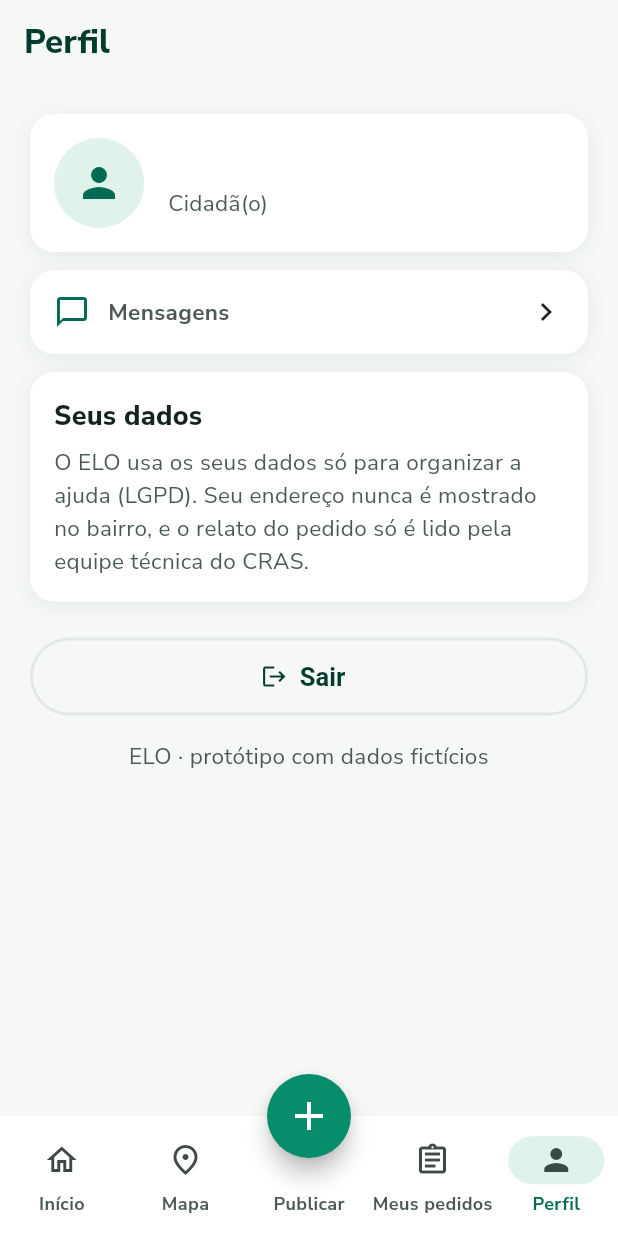
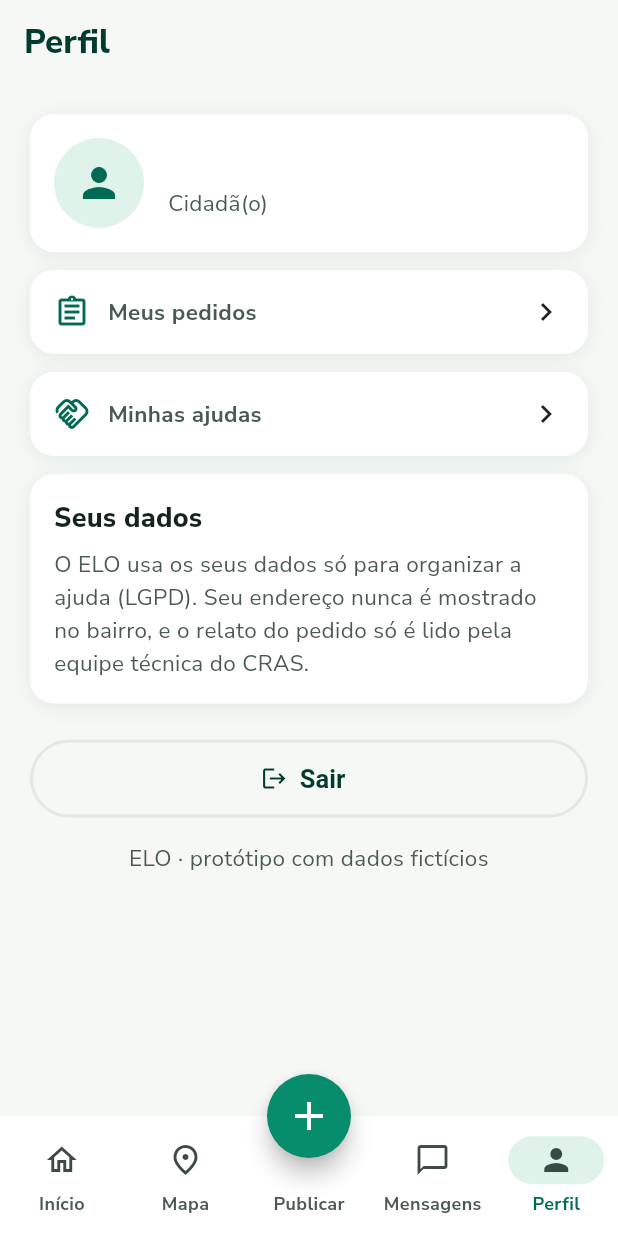
Before and after one commit to gugow06/elo, a Flutter app: the Shell screen opened directly, item 5 of the bottom bar chosen, on a phone screen of 412 x 824 dp. Run offline on Flutter 3.47's test engine with Material 3 defaults, Android fonts, the phone set to English and light mode, and no system bars; our stand-ins replace google_fonts, material_ui, shared_preferences; accounts and stored records are empty; network calls fail.

Commit message:
feat(app): todos publicam e oferecem ajuda; Mensagens na barra
- Qualquer usuário do app (cidadão ou voluntário) publica pedido de
  ajuda e assume pedidos do mural; ninguém assume o próprio pedido e o
  próprio pedido não aparece no mural de quem pediu
- Barra inferior: "Mensagens" no lugar de "Meus pedidos/Minhas ajudas"
- Perfil: atalhos para "Meus pedidos" e "Minhas ajudas"
- Mensagens com puxar para atualizar

```diff
--- a/area3-mvp-iot/app/lib/telas/acompanhar.dart
+++ b/area3-mvp-iot/app/lib/telas/acompanhar.dart
@@ -4,17 +4,19 @@ import '../api.dart';
 import '../tema.dart';
 import '../widgets/comum.dart';
 
-/// Cidadão: "Meus pedidos" com status em linguagem simples e confirmação de retirada.
-/// Voluntário: "Minhas ajudas" com o desfecho ("Sua ajuda chegou", P6).
+/// "Meus pedidos": status em linguagem simples e confirmação de retirada.
+/// "Minhas ajudas" ([ajudas]): pedidos que a pessoa assumiu, com o desfecho ("Sua ajuda chegou", P6).
+/// Os dois ficam no Perfil e valem para qualquer usuário.
 class Acompanhar extends StatefulWidget {
-  const Acompanhar({super.key});
+  const Acompanhar({super.key, required this.ajudas});
+  final bool ajudas;
   @override
   State<Acompanhar> createState() => _AcompanharState();
 }
 
 class _AcompanharState extends State<Acompanhar> {
   late Future<List<dynamic>> _itens;
-  bool get _voluntario => Api.i.usuario!.voluntario;
+  bool get _voluntario => widget.ajudas;
 
   @override
   void initState() {
--- a/area3-mvp-iot/app/lib/telas/inicio.dart
+++ b/area3-mvp-iot/app/lib/telas/inicio.dart
@@ -92,7 +92,7 @@ class _InicioState extends State<Inicio> {
             childAspectRatio: 1.35,
             children: [
               _Atalho(rotulo: 'Pedir ajuda', icone: Icons.favorite, cor: EloCores.pedido, fundo: EloCores.pedidoClaro,
-                  onTap: u.voluntario ? () => avisar(context, 'Entre com uma conta de cidadão para pedir ajuda.') : widget.aoPedirAjuda),
+                  onTap: widget.aoPedirAjuda),
               _Atalho(rotulo: 'Oferecer ajuda', icone: Icons.handshake, cor: EloCores.voluntario, fundo: EloCores.voluntarioClaro, onTap: widget.aoAbrirMapa),
               _Atalho(rotulo: 'Serviços públicos', icone: Icons.account_balance, cor: EloCores.servico, fundo: EloCores.servicoClaro, onTap: widget.aoAbrirMapa),
               _Atalho(rotulo: 'Oportunidades de emprego e cursos', icone: Icons.work, cor: EloCores.oportunidade, fundo: EloCores.oportunidadeClaro,
--- a/area3-mvp-iot/app/lib/telas/pedido_detalhe.dart
+++ b/area3-mvp-iot/app/lib/telas/pedido_detalhe.dart
@@ -18,10 +18,6 @@ class _PedidoDetalheState extends State<PedidoDetalhe> {
   Map<String, dynamic>? _assumido;
 
   Future<void> _quero() async {
-    if (!Api.i.usuario!.voluntario) {
-      avisar(context, 'Para ajudar, entre com uma conta de voluntário.');
-      return;
-    }
     setState(() => _enviando = true);
     try {
       final r = await Api.i.quero(widget.pedido['id']);
--- a/area3-mvp-iot/app/lib/telas/perfil.dart
+++ b/area3-mvp-iot/app/lib/telas/perfil.dart
@@ -4,7 +4,7 @@ import '../api.dart';
 import '../tema.dart';
 import '../widgets/comum.dart';
 import 'boas_vindas.dart';
-import 'shell.dart';
+import 'acompanhar.dart';
 
 class Perfil extends StatelessWidget {
   const Perfil({super.key});
@@ -29,11 +29,9 @@ class Perfil extends StatelessWidget {
           ]),
         ),
         const SizedBox(height: 12),
-        Cartao(
-          onTap: () => abrirNotificacoes(context),
-          rotulo: 'Mensagens',
-          child: const Row(children: [Icon(Icons.chat_bubble_outline, color: EloCores.brand700), SizedBox(width: 12), Expanded(child: Text('Mensagens', style: TextStyle(fontWeight: FontWeight.w700))), Icon(Icons.chevron_right)]),
-        ),
+        _Atalho(icone: Icons.assignment_outlined, rotulo: 'Meus pedidos', tela: const Acompanhar(ajudas: false)),
+        const SizedBox(height: 12),
+        _Atalho(icone: Icons.handshake_outlined, rotulo: 'Minhas ajudas', tela: const Acompanhar(ajudas: true)),
         const SizedBox(height: 12),
         Cartao(
           child: Column(crossAxisAlignment: CrossAxisAlignment.start, children: [
@@ -62,3 +60,21 @@ class Perfil extends StatelessWidget {
     );
   }
 }
+
+class _Atalho extends StatelessWidget {
+  const _Atalho({required this.icone, required this.rotulo, required this.tela});
+  final IconData icone;
+  final String rotulo;
+  final Widget tela;
+  @override
+  Widget build(BuildContext context) => Cartao(
+        onTap: () => Navigator.of(context).push(MaterialPageRoute(builder: (_) => tela)),
+        rotulo: rotulo,
+        child: Row(children: [
+          Icon(icone, color: EloCores.brand700),
+          const SizedBox(width: 12),
+          Expanded(child: Text(rotulo, style: const TextStyle(fontWeight: FontWeight.w700))),
+          const Icon(Icons.chevron_right),
+        ]),
+      );
+}
--- a/area3-mvp-iot/app/lib/telas/shell.dart
+++ b/area3-mvp-iot/app/lib/telas/shell.dart
@@ -1,6 +1,5 @@
 import 'package:material_ui/material_ui.dart';
 
-import '../api.dart';
 import '../tema.dart';
 import 'acompanhar.dart';
 import 'inicio.dart';
@@ -21,14 +20,11 @@ class _ShellState extends State<Shell> {
 
   void _irPara(int aba) => setState(() => _aba = aba);
 
+  /// Qualquer usuário publica um pedido de ajuda; depois acompanha em Perfil > Meus pedidos.
   Future<void> _publicar() async {
-    final u = Api.i.usuario!;
-    if (u.voluntario) {
-      _irPara(1); // voluntário "publica" ajudando: abre o mapa/mural
-      return;
-    }
-    final criado = await Navigator.of(context).push<bool>(MaterialPageRoute(builder: (_) => const PedirAjuda()));
-    if (criado == true) _irPara(3);
+    final nav = Navigator.of(context);
+    final criado = await nav.push<bool>(MaterialPageRoute(builder: (_) => const PedirAjuda()));
+    if (criado == true && mounted) nav.push(MaterialPageRoute(builder: (_) => const Acompanhar(ajudas: false)));
   }
 
   @override
@@ -37,7 +33,7 @@ class _ShellState extends State<Shell> {
       Inicio(aoPedirAjuda: _publicar, aoAbrirMapa: () => _irPara(1)),
       const MapaRede(),
       const SizedBox.shrink(),
-      const Acompanhar(),
+      const Notificacoes(),
       const Perfil(),
     ];
     return Scaffold(
@@ -45,7 +41,7 @@ class _ShellState extends State<Shell> {
       floatingActionButtonLocation: FloatingActionButtonLocation.centerDocked,
       floatingActionButton: Semantics(
         button: true,
-        label: Api.i.usuario!.voluntario ? 'Oferecer ajuda' : 'Pedir ajuda',
+        label: 'Publicar pedido de ajuda',
         excludeSemantics: true,
         child: FloatingActionButton(
           onPressed: _publicar,
@@ -58,16 +54,12 @@ class _ShellState extends State<Shell> {
       bottomNavigationBar: NavigationBar(
         selectedIndex: _aba,
         onDestinationSelected: (i) => i == 2 ? _publicar() : _irPara(i),
-        destinations: [
-          const NavigationDestination(icon: Icon(Icons.home_outlined), selectedIcon: Icon(Icons.home), label: 'Início'),
-          const NavigationDestination(icon: Icon(Icons.place_outlined), selectedIcon: Icon(Icons.place), label: 'Mapa'),
-          const NavigationDestination(icon: SizedBox(width: 24), label: 'Publicar'),
-          NavigationDestination(
-            icon: const Icon(Icons.assignment_outlined),
-            selectedIcon: const Icon(Icons.assignment),
-            label: Api.i.usuario!.voluntario ? 'Minhas ajudas' : 'Meus pedidos',
-          ),
-          const NavigationDestination(icon: Icon(Icons.person_outline), selectedIcon: Icon(Icons.person), label: 'Perfil'),
+        destinations: const [
+          NavigationDestination(icon: Icon(Icons.home_outlined), selectedIcon: Icon(Icons.home), label: 'Início'),
+          NavigationDestination(icon: Icon(Icons.place_outlined), selectedIcon: Icon(Icons.place), label: 'Mapa'),
+          NavigationDestination(icon: SizedBox(width: 24), label: 'Publicar'),
+          NavigationDestination(icon: Icon(Icons.chat_bubble_outline), selectedIcon: Icon(Icons.chat_bubble), label: 'Mensagens'),
+          NavigationDestination(icon: Icon(Icons.person_outline), selectedIcon: Icon(Icons.person), label: 'Perfil'),
         ],
       ),
     );
```
Also changed, not shown: area3-mvp-iot/app/lib/telas/notificacoes.dart (+14 -3 lines), 4 other files.
